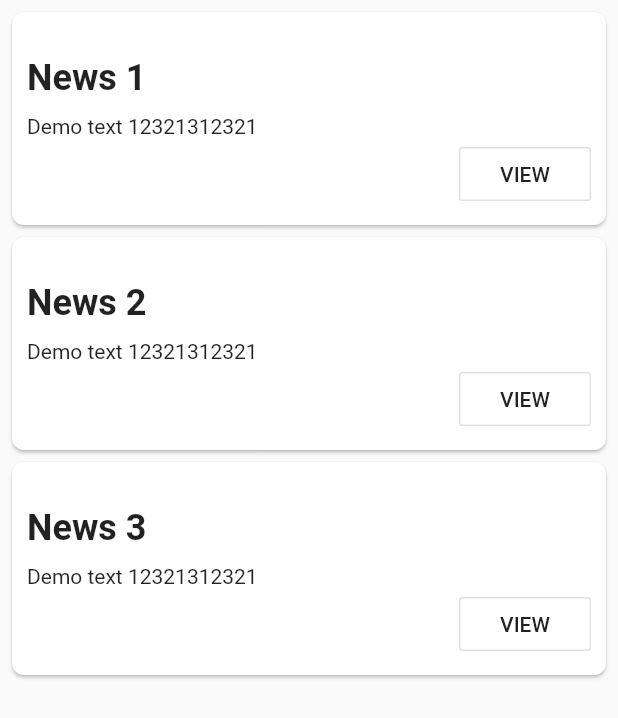
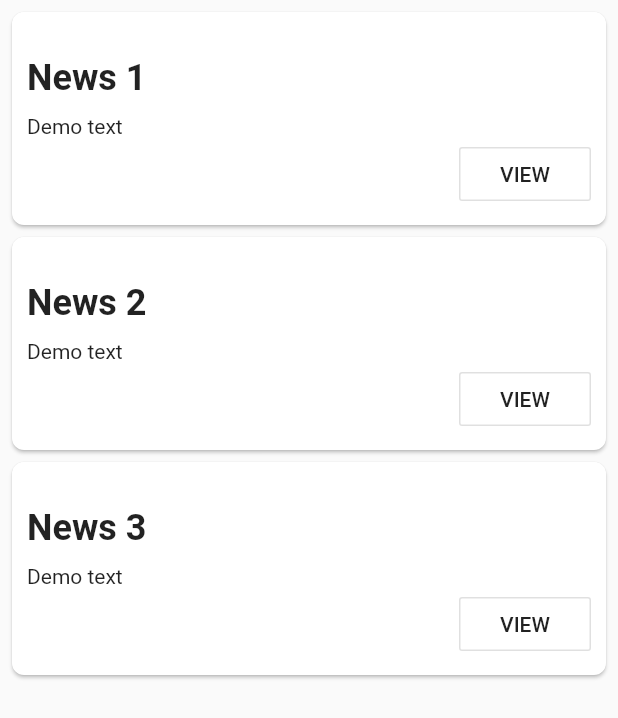
Before and after one commit to sdim2016/flutter-state-management, a Flutter app: the NewsPage widget shown alone on an empty page, opened directly, on a phone screen of 412 x 824 dp. Shown: the top 718 px of the screen. Run offline on Flutter 3.47's test engine with Material 2 defaults, Android fonts, the phone set to English and light mode, and no system bars; our stand-ins replace dio, retrofit, settings_ui, shared_preferences, sqflite; missing offline and left inert: shared_preferences_web; accounts and stored records are empty; generated files the repository leaves out were written again.

Commit message:
Updated the starter app code

```diff
--- a/starter_app_code/lib/main.dart
+++ b/starter_app_code/lib/main.dart
@@ -1,5 +1,5 @@
 import 'package:flutter/material.dart';
-import 'package:setstate/view/main_screen.dart';
+import 'package:providersm/view/main_screen.dart';
 
 void main() {
   runApp(MyApp());
--- a/starter_app_code/lib/model/api/api_client.dart
+++ b/starter_app_code/lib/model/api/api_client.dart
@@ -1,6 +1,6 @@
 import 'package:retrofit/retrofit.dart';
 import 'package:dio/dio.dart';
-import 'package:setstate/model/dto/news.dart';
+import 'package:providersm/model/dto/news.dart';
 
 
 part 'api_client.g.dart';
--- a/starter_app_code/lib/model/database/note_dao.dart
+++ b/starter_app_code/lib/model/database/note_dao.dart
@@ -1,5 +1,5 @@
-import 'package:setstate/model/database/note_database.dart';
-import 'package:setstate/model/dto/note.dart';
+import 'package:providersm/model/database/note_database.dart';
+import 'package:providersm/model/dto/note.dart';
 
 class NoteDao {
   final dbProvider = DatabaseProvider.dbProvider;
--- a/starter_app_code/lib/model/dto/news.dart
+++ b/starter_app_code/lib/model/dto/news.dart
@@ -1,5 +1,5 @@
 import 'package:json_annotation/json_annotation.dart';
-import 'package:setstate/model/dto/news_item.dart';
+import 'package:providersm/model/dto/news_item.dart';
 
 part 'news.g.dart';
 
--- a/starter_app_code/lib/model/news.dart
+++ /dev/null
@@ -1,44 +0,0 @@
-class News {
-  int _id;
-  String _title;
-  String _text;
-
-  News(this._title, this._text);
-
-  News.withId(this._id, this._title, this._text);
-
-  News.clone(News news): this.withId(news.id, news.title, news.text);
-
-  int get id => _id;
-  String get title => _title;
-  String get text => _text;
-
-  set title(String newTitle) {
-    this._title = newTitle;
-  }
-
-  set text(String newText) {
-    this._text = newText;
-  }
-
-  Map<String, dynamic> toDatabaseJson()  =>
-      {
-        "id": this._id,
-        "title": this._title,
-        "text": this._text
-      };
-
-  Map<String, dynamic> toDatabaseJsonNoId() =>
-      {
-        "title": this._title,
-        "text": this._text
-      };
-
-  factory News.fromJsonMap(Map<String, dynamic> map) =>
-      News.withId(
-          map['id'],
-          map['title'],
-          map['text']
-      );
-
-}
--- a/starter_app_code/lib/model/repositories/news_repository.dart
+++ b/starter_app_code/lib/model/repositories/news_repository.dart
@@ -1,4 +1,4 @@
-import 'package:setstate/model/api/api_client.dart';
+import 'package:providersm/model/api/api_client.dart';
 import 'package:dio/dio.dart';
 
 
--- a/starter_app_code/lib/model/repositories/note_repository.dart
+++ b/starter_app_code/lib/model/repositories/note_repository.dart
@@ -1,5 +1,5 @@
-import 'package:setstate/model/database/note_dao.dart';
-import 'package:setstate/model/dto/note.dart';
+import 'package:providersm/model/database/note_dao.dart';
+import 'package:providersm/model/dto/note.dart';
 
 class NoteRepository {
   final noteDao = NoteDao();
--- a/starter_app_code/lib/view/pages/news_page.dart
+++ b/starter_app_code/lib/view/pages/news_page.dart
@@ -1,18 +1,18 @@
 import 'package:flutter/material.dart';
-import 'package:setstate/model/news.dart';
-import 'package:setstate/view/pages/news_view_page.dart';
+import 'package:providersm/model/dto/news_item.dart';
+import 'package:providersm/view/pages/news_view_page.dart';
 
 class NewsPage extends StatelessWidget {
   @override
   Widget build(BuildContext context) {
-    final notes = [
-      News('News 1', 'Demo text 12321312321'),
-      News('News 2', 'Demo text 12321312321'),
-      News('News 3', 'Demo text 12321312321')
+    final news = [
+      NewsItem(title: 'News 1', content: 'Demo text'),
+      NewsItem(title: 'News 2', content: 'Demo text'),
+      NewsItem(title: 'News 3', content: 'Demo text'),
     ];
     return Container(
       child: ListView.builder(
-          itemCount: notes.length,
+          itemCount: news.length,
           itemBuilder: (context, index) {
             return Column(
               crossAxisAlignment: CrossAxisAlignment.stretch,
@@ -28,8 +28,8 @@ class NewsPage extends StatelessWidget {
                     child: Column(
                       crossAxisAlignment: CrossAxisAlignment.start,
                       children: [
-                        NewsTitle(notes[index].title),
-                        NewsContent(notes[index].text),
+                        NewsTitle(news[index].title),
+                        NewsContent(news[index].content),
                         Row(
                           mainAxisAlignment: MainAxisAlignment.end,
                           children: [
@@ -38,7 +38,7 @@ class NewsPage extends StatelessWidget {
                               onPressed: () {
                                 Navigator.push(context,
                                     MaterialPageRoute(builder: (context) {
-                                      return NewsViewPage(title: notes[index].title, content: notes[index].text,);
+                                      return NewsViewPage(title: news[index].title, content: news[index].content,);
                                     })
                                 );
                               },
--- a/starter_app_code/lib/view/pages/note_view_page.dart
+++ b/starter_app_code/lib/view/pages/note_view_page.dart
@@ -1,7 +1,7 @@
 import 'package:flutter/material.dart';
-import 'package:setstate/model/dto/note.dart';
-import 'package:setstate/utils/custom_button.dart';
-import 'package:setstate/utils/note_mode.dart';
+import 'package:providersm/model/dto/note.dart';
+import 'package:providersm/utils/custom_button.dart';
+import 'package:providersm/utils/note_mode.dart';
 
 class NoteViewPage extends StatefulWidget {
 
--- a/starter_app_code/lib/view/pages/notes_page.dart
+++ b/starter_app_code/lib/view/pages/notes_page.dart
@@ -1,5 +1,5 @@
 import 'package:flutter/material.dart';
-import 'package:setstate/model/dto/note.dart';
+import 'package:providersm/model/dto/note.dart';
 
 class NotesPage extends StatelessWidget {
   @override
```
Also changed, not shown: starter_app_code/lib/view/main_screen.dart (+5 -5 lines).
